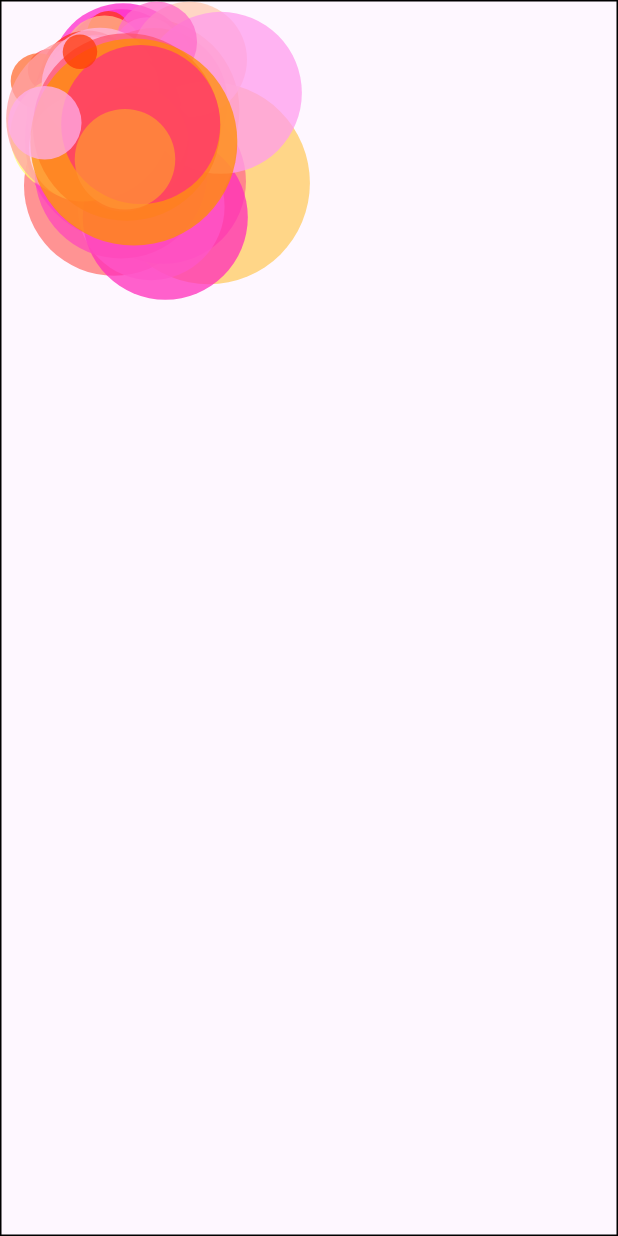
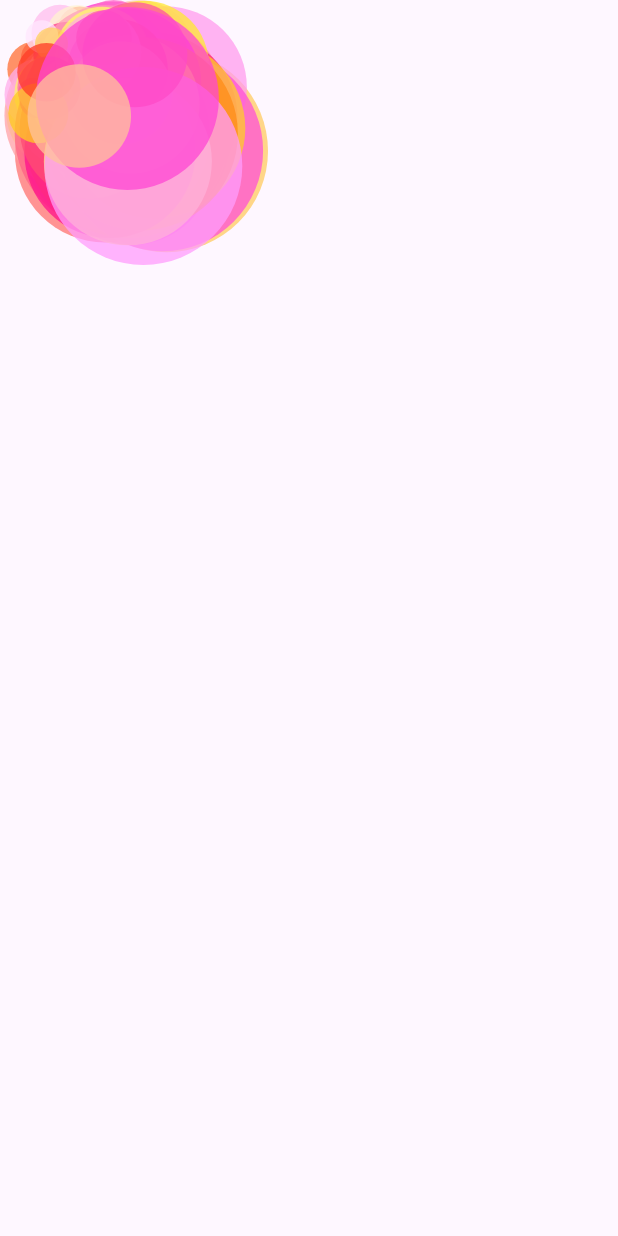
Before and after one commit to orange-amuz/orange_core, a Flutter app: the MetaBallTestPage screen opened directly, on a phone screen of 412 x 824 dp. Run offline on Flutter 3.47's test engine with Material 2 defaults, Android fonts, the phone set to English and light mode, and no system bars; our stand-ins replace lottie, rxdart.

Commit message:
일부 코드 변경

```diff
--- a/example/lib/pages/container_animation_test_page/detail_page.dart
+++ b/example/lib/pages/container_animation_test_page/detail_page.dart
@@ -120,7 +120,7 @@ class _DetailPageState extends State<DetailPage> {
                   color: Colors.cyan,
                   child: FittedBox(
                     fit: logoFit,
-                    child: FlutterLogo(),
+                    child: const FlutterLogo(),
                   ),
                 ),
               ),
--- a/example/lib/pages/meta_ball_test_page/meta_ball_test_page.dart
+++ b/example/lib/pages/meta_ball_test_page/meta_ball_test_page.dart
@@ -1,5 +1,4 @@
 import 'dart:math' as math;
-import 'dart:ui';
 
 import 'package:example/pages/meta_ball_test_page/meta_ball.dart';
 import 'package:example/pages/meta_ball_test_page/meta_ball_bloc.dart';
@@ -14,7 +13,7 @@ class MetaBallTestPage extends StatefulWidget {
 
 class _MetaBallTestPageState extends State<MetaBallTestPage>
     with SingleTickerProviderStateMixin {
-  static const int blobNumber = 50;
+  static const int blobNumber = 100;
 
   late final AnimationController animationController;
 
@@ -31,7 +30,7 @@ class _MetaBallTestPageState extends State<MetaBallTestPage>
         MetaBallData(
           constraints: const BoxConstraints(),
           size: rnd.nextInt(120) + 20,
-          velocity: rnd.nextDouble() * 4 + 1,
+          velocity: rnd.nextDouble() * 2 + 1,
           color: Color.fromRGBO(255, rnd.nextInt(255), rnd.nextInt(255), 0.75),
         )
           ..updateOffset(
@@ -77,19 +76,12 @@ class _MetaBallTestPageState extends State<MetaBallTestPage>
               animationController.repeat();
             },
             child: Center(
-              child: Container(
+              child: SizedBox(
                 width: MediaQuery.of(context).size.width,
                 height: MediaQuery.of(context).size.height,
-                decoration: BoxDecoration(
-                  border: Border.all(),
-                ),
                 child: AnimatedBuilder(
                   animation: animationController,
                   builder: (_, child) {
-                    // updateData(
-                    //   constraints,
-                    // );
-
                     return Stack(
                       children: List.generate(
                         blobNumber,
@@ -100,8 +92,8 @@ class _MetaBallTestPageState extends State<MetaBallTestPage>
                       )
                       // ..add(
                       //     BackdropFilter(
-                      //       filter: ImageFilter.blur(sigmaX: 10, sigmaY: 10),
-                      //       child: Container(),
+                      //       filter: ImageFilter.blur(sigmaX: 15, sigmaY: 15),
+                      //       child: const SizedBox.shrink(),
                       //     ),
                       //   )
                       ,
@@ -217,99 +209,4 @@ class _MetaBallTestPageState extends State<MetaBallTestPage>
       color: metaBallData.color,
     );
   }
-
-  // void updateData(BoxConstraints constraints) {
-  //   for (MetaBallData metaBallData in bloc.metaBallDataList) {
-  //     metaBallData.constraints = BoxConstraints(
-  //       maxWidth: constraints.maxWidth - metaBallData.size,
-  //       maxHeight: constraints.maxHeight - metaBallData.size,
-  //     );
-
-  //     final distance = math.sqrt(
-  //       math.pow(metaBallData.direction.dx, 2) +
-  //           math.pow(metaBallData.direction.dy, 2),
-  //     );
-
-  //     Offset delta = Offset(
-  //       metaBallData.direction.dx / distance * metaBallData.velocity,
-  //       metaBallData.direction.dy / distance * metaBallData.velocity,
-  //     );
-
-  //     if ((metaBallData.offset.dx + delta.dx) >
-  //         metaBallData.constraints.maxWidth) {
-  //       metaBallData.updateOffset(
-  //         Offset(
-  //           2 * metaBallData.constraints.maxWidth -
-  //               (metaBallData.offset.dx + delta.dx),
-  //           metaBallData.offset.dy + delta.dy,
-  //         ),
-  //       );
-
-  //       metaBallData.updateDirection(
-  //         Offset(
-  //           -metaBallData.direction.dx,
-  //           metaBallData.direction.dy,
-  //         ),
-  //       );
-  //     } else if (metaBallData.offset.dx + delta.dx < 0) {
-  //       metaBallData.updateOffset(
-  //         Offset(
-  //           -(metaBallData.offset.dx + delta.dx),
-  //           metaBallData.offset.dy + delta.dy,
-  //         ),
-  //       );
-
-  //       metaBallData.updateDirection(
-  //         Offset(
-  //           -metaBallData.direction.dx,
-  //           metaBallData.direction.dy,
-  //         ),
-  //       );
-  //     } else {
-  //       metaBallData.updateOffset(
-  //         Offset(
-  //           metaBallData.offset.dx + delta.dx,
-  //           metaBallData.offset.dy + delta.dy,
-  //         ),
-  //       );
-  //     }
-
-  //     if (metaBallData.offset.dy + delta.dy >
-  //         metaBallData.constraints.maxHeight) {
-  //       metaBallData.updateOffset(
-  //         Offset(
-  //           metaBallData.offset.dx,
-  //           2 * metaBallData.constraints.maxHeight -
-  //               (metaBallData.offset.dy + delta.dy),
-  //         ),
-  //       );
-
-  //       metaBallData.updateDirection(
-  //         Offset(
-  //           metaBallData.direction.dx,
-  //           -metaBallData.direction.dy,
-  //         ),
-  //       );
-  //     } else if (metaBallData.offset.dy + delta.dy < 0) {
-  //       metaBallData.updateOffset(
-  //         Offset(
-  //           metaBallData.offset.dx,
-  //           -metaBallData.offset.dy,
-  //         ),
-  //       );
-
-  //       metaBallData.updateDirection(
-  //         Offset(
-  //           metaBallData.direction.dx,
-  //           -metaBallData.direction.dy,
-  //         ),
-  //       );
-  //     }
-
-  //     metaBallData.updateOffset(Offset(
-  //       metaBallData.offset.dx,
-  //       metaBallData.offset.dy,
-  //     ));
-  //   }
-  // }
 }
```
